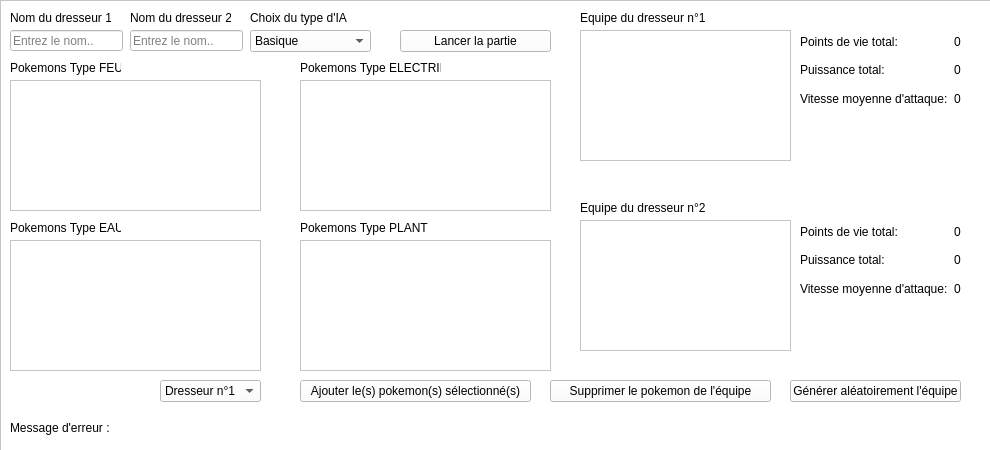
Before: the Qt Designer form homewidget.ui in s1nyx/TP-Pokemon, drawn with Qt 5.
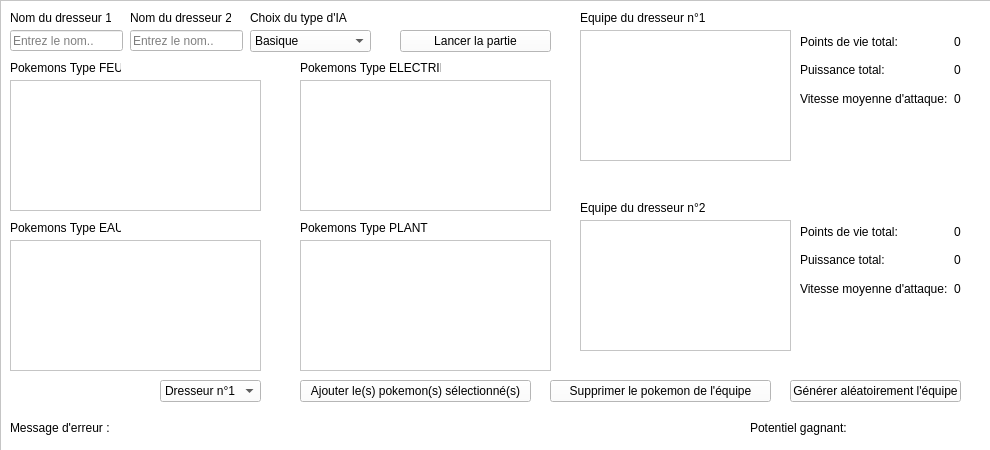
After: the same form once the commit is applied.

Patch:
```diff
--- a/homewidget.ui
+++ b/homewidget.ui
@@ -800,7 +800,7 @@
      <rect>
       <x>125</x>
       <y>420</y>
-      <width>840</width>
+      <width>601</width>
       <height>16</height>
      </rect>
     </property>
@@ -916,6 +916,32 @@
      </item>
     </layout>
    </widget>
+   <widget class="QLabel" name="potentialWinner">
+    <property name="geometry">
+     <rect>
+      <x>865</x>
+      <y>420</y>
+      <width>101</width>
+      <height>16</height>
+     </rect>
+    </property>
+    <property name="text">
+     <string/>
+    </property>
+   </widget>
+   <widget class="QLabel" name="label_20">
+    <property name="geometry">
+     <rect>
+      <x>750</x>
+      <y>420</y>
+      <width>101</width>
+      <height>16</height>
+     </rect>
+    </property>
+    <property name="text">
+     <string>Potentiel gagnant:</string>
+    </property>
+   </widget>
   </widget>
  </widget>
  <resources/>
```
